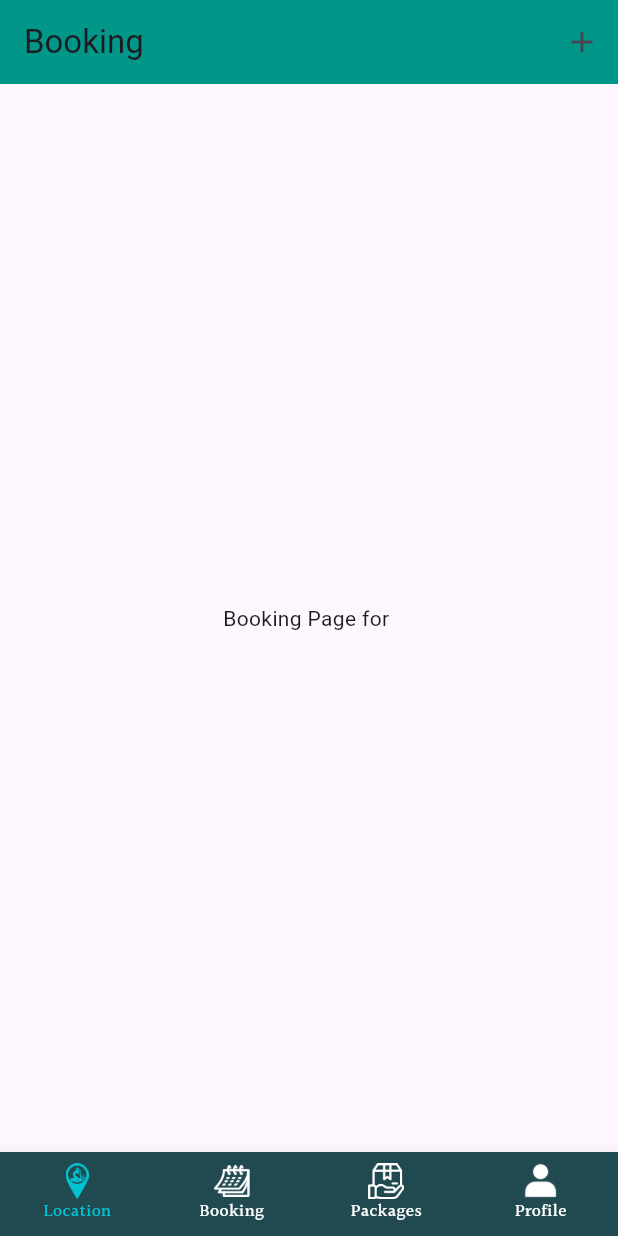
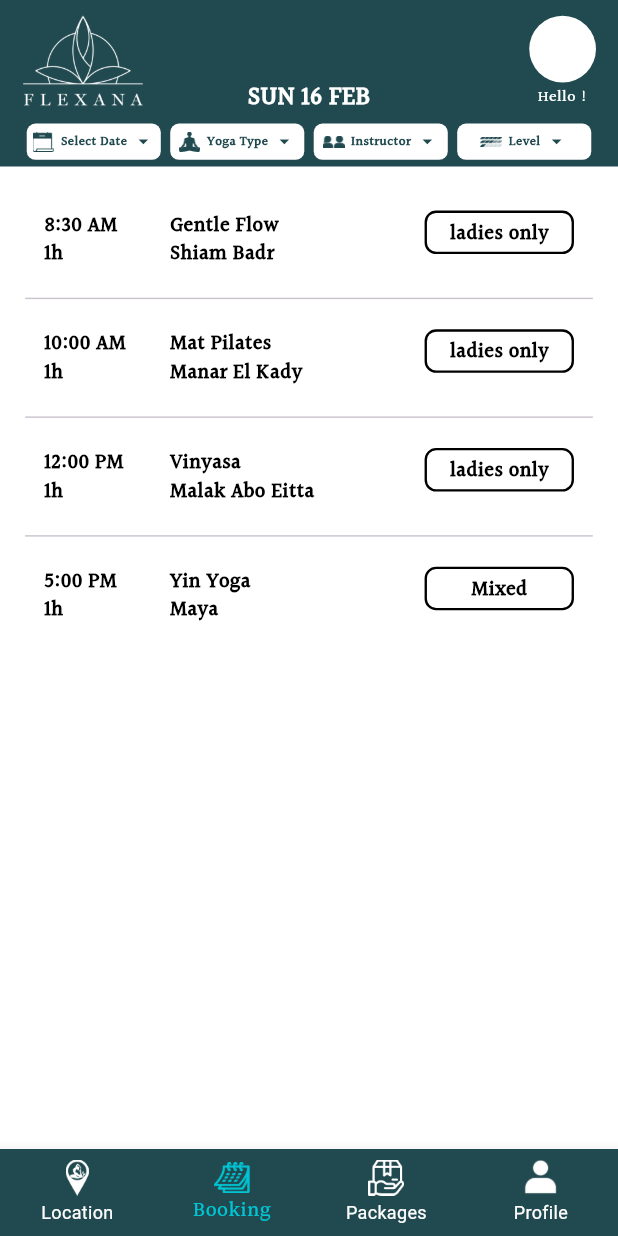
Before and after one commit to MinaMagdy06/Flexana, a Flutter app: the BottomNavScreen screen opened directly with empty values, item 2 of the bottom bar chosen, on a phone screen of 412 x 824 dp. Run offline on Flutter 3.47's test engine with Material 3 defaults, Android fonts, the phone set to English and light mode, and no system bars; our stand-ins replace cloud_firestore, firebase_auth, firebase_core, flutter_bloc, flutter_screenutil; accounts and stored records are empty.

Commit message:
finish booking UI

```diff
--- a/lib/core/theme/Textstyle.dart
+++ b/lib/core/theme/Textstyle.dart
@@ -43,3 +43,33 @@ TextStyle barTextStyle({double? fontSize, Color color = Colors.white}) {
     color: color,
   );
 }
+
+TextStyle barBookingStyle({double? fontSize, Color color = Colors.white}) {
+  return TextStyle(
+    fontFamily: Fontsfamily.fonttextfamily,
+    fontSize: (fontSize ?? 15.sp),
+    fontWeight: FontWeight.bold,
+    color: color,
+  );
+}
+
+TextStyle barBookingTextStyle({double? fontSize, Color color = Colors.white}) {
+  return TextStyle(
+    fontFamily: Fontsfamily.fonttextfamily,
+    fontSize: (fontSize ?? 9.sp),
+    fontWeight: FontWeight.bold,
+    color: AppColors.primarycolor,
+  );
+}
+
+TextStyle classBookingTextStyle({
+  double? fontSize,
+  Color color = Colors.black,
+}) {
+  return TextStyle(
+    fontFamily: Fontsfamily.fonttextfamily,
+    fontSize: (fontSize ?? 14.sp),
+    fontWeight: FontWeight.w800,
+    color: color,
+  );
+}
--- a/lib/core/widgets/custom_app_bar.dart
+++ b/lib/core/widgets/custom_app_bar.dart
@@ -18,7 +18,7 @@ class CustomAppBar extends StatelessWidget {
   @override
   Widget build(BuildContext context) {
     return Container(
-      height: 135.h,
+      height: 130.h,
       decoration: BoxDecoration(color: AppColors.primarycolor),
       child: Padding(
         padding: const EdgeInsets.symmetric(horizontal: 14, vertical: 5),
@@ -37,7 +37,7 @@ class CustomAppBar extends StatelessWidget {
                         mainAxisAlignment: MainAxisAlignment.center,
                         children: [
                           CircleAvatar(
-                            maxRadius: 23,
+                            maxRadius: 23.r,
                             backgroundColor: Colors.white,
                           ),
                           Text(
@@ -51,7 +51,7 @@ class CustomAppBar extends StatelessWidget {
                 ),
               ),
             ),
-            Text(title, style: barTextStyle()), // 👈 ده اللي هيتغير
+            Text(title, style: barTextStyle()),
           ],
         ),
       ),
--- a/lib/features/Home/presentation/screens/booking_screen.dart
+++ b/lib/features/Home/presentation/screens/booking_screen.dart
@@ -1,5 +1,9 @@
+import 'package:flexana/features/Home/services/BookingServices/Model/class_model.dart';
+import 'package:flexana/features/Home/services/BookingServices/Model/data_model.dart';
+import 'package:flexana/features/Home/services/BookingServices/widgets/booking_appbar.dart';
 import 'package:flexana/features/auth/data/user_model.dart';
 import 'package:flutter/material.dart';
+import 'package:flutter_screenutil/flutter_screenutil.dart';
 
 class BookingScreen extends StatefulWidget {
   final AppUser currentUser;
@@ -14,14 +18,17 @@ class _BookingScreenState extends State<BookingScreen> {
   @override
   Widget build(BuildContext context) {
     return Scaffold(
-      appBar: AppBar(
-        // 👈 هنا مختلف
-        backgroundColor: Colors.teal,
-        title: Text("Booking"),
-        actions: [IconButton(onPressed: () {}, icon: Icon(Icons.add))],
+      backgroundColor: Colors.white,
+      appBar: PreferredSize(
+        preferredSize: const Size.fromHeight(111),
+        child: BookingAppbar(
+          currentUser: widget.currentUser,
+          title: "SUN 16 FEB",
+        ),
       ),
-      body: Center(
-        child: Text("Booking Page for ${widget.currentUser.firstName}"),
+      body: Padding(
+        padding: EdgeInsets.all(8.w),
+        child: ClassesList(classes: classes),
       ),
     );
   }
--- a/lib/features/Home/presentation/screens/packges_screen.dart
+++ b/lib/features/Home/presentation/screens/packges_screen.dart
@@ -19,7 +19,7 @@ class _PackagesScreenState extends State<PackagesScreen> {
         preferredSize: Size.fromHeight(135),
         child: CustomAppBar(
           currentUser: widget.currentUser,
-          title: "My Packages",
+          title: "Our Packages",
         ),
       ),
       body: Center(
--- a/lib/features/Home/presentation/widgets/button_nav_bar.dart
+++ b/lib/features/Home/presentation/widgets/button_nav_bar.dart
@@ -1,5 +1,5 @@
 import 'package:flexana/core/theme/Colors.dart';
-import 'package:flexana/core/theme/Textstyle.dart';
+import 'package:flexana/core/theme/FontsFamily.dart';
 import 'package:flexana/features/Home/presentation/screens/booking_screen.dart';
 import 'package:flexana/features/Home/presentation/screens/location_screen.dart';
 import 'package:flexana/features/Home/presentation/screens/packges_screen.dart';
@@ -31,12 +31,12 @@ class _BottomNavScreenState extends State<BottomNavScreen> {
     return Scaffold(
       body: IndexedStack(index: _currentIndex, children: screens),
       bottomNavigationBar: BottomNavigationBar(
+        currentIndex: _currentIndex,
         type: BottomNavigationBarType.fixed,
         selectedItemColor: AppColors.scondcolor,
         unselectedItemColor: Colors.white,
         backgroundColor: AppColors.primarycolor,
-        selectedLabelStyle: barIconStyle(),
-        unselectedLabelStyle: barIconStyle(),
+        selectedLabelStyle: TextStyle(fontFamily: Fontsfamily.fonttextfamily),
         onTap: (index) {
           setState(() {
             _currentIndex = index;
@@ -44,19 +44,31 @@ class _BottomNavScreenState extends State<BottomNavScreen> {
         },
         items: [
           BottomNavigationBarItem(
-            icon: ImageIcon(AssetImage('assets/Icons/locations_icon.png')),
+            icon: ImageIcon(
+              AssetImage('assets/Icons/locations_icon.png'),
+              color: _currentIndex == 0 ? AppColors.scondcolor : Colors.white,
+            ),
             label: "Location",
           ),
           BottomNavigationBarItem(
-            icon: ImageIcon(AssetImage('assets/Icons/Booking_icon.png')),
+            icon: ImageIcon(
+              AssetImage('assets/Icons/Booking_icon.png'),
+              color: _currentIndex == 1 ? AppColors.scondcolor : Colors.white,
+            ),
             label: "Booking",
           ),
           BottomNavigationBarItem(
-            icon: ImageIcon(AssetImage('assets/Icons/Backages_Icon.png')),
+            icon: ImageIcon(
+              AssetImage('assets/Icons/Backages_Icon.png'),
+              color: _currentIndex == 2 ? AppColors.scondcolor : Colors.white,
+            ),
             label: "Packages",
           ),
           BottomNavigationBarItem(
-            icon: ImageIcon(AssetImage('assets/Icons/profile_icon.png')),
+            icon: ImageIcon(
+              AssetImage('assets/Icons/profile_icon.png'),
+              color: _currentIndex == 3 ? AppColors.scondcolor : Colors.white,
+            ),
             label: "Profile",
           ),
         ],
--- /dev/null
+++ b/lib/features/Home/services/BookingServices/Model/class_model.dart
@@ -0,0 +1,86 @@
+import 'package:flexana/core/theme/Textstyle.dart';
+import 'package:flutter/material.dart';
+import 'package:flutter_screenutil/flutter_screenutil.dart';
+
+class ClassItem {
+  final String time;
+  final String duration;
+  final String title;
+  final String instructor;
+  final String type; // ladies only, mixed
+
+  ClassItem({
+    required this.time,
+    required this.duration,
+    required this.title,
+    required this.instructor,
+    required this.type,
+  });
+}
+
+class ClassesList extends StatelessWidget {
+  final List<ClassItem> classes;
+
+  const ClassesList({super.key, required this.classes});
+
+  @override
+  Widget build(BuildContext context) {
+    return ListView.separated(
+      padding: EdgeInsets.all(8.w),
+      itemCount: classes.length,
+      separatorBuilder: (_, __) => Divider(thickness: 1.h),
+      itemBuilder: (context, index) {
+        final item = classes[index];
+
+        return Container(
+          padding: EdgeInsets.all(12.w),
+          decoration: BoxDecoration(color: Colors.white),
+          child: Row(
+            crossAxisAlignment: CrossAxisAlignment.start,
+            children: [
+              // Time + Duration
+              SizedBox(
+                width: 70.w,
+                child: Column(
+                  crossAxisAlignment: CrossAxisAlignment.start,
+                  children: [
+                    Text(item.time, style: classBookingTextStyle()),
+                    Text(item.duration, style: classBookingTextStyle()),
+                  ],
+                ),
+              ),
+              SizedBox(width: 10.w),
+              // Title + Instructor
+              Expanded(
+                child: Column(
+                  crossAxisAlignment: CrossAxisAlignment.start,
+                  children: [
+                    Text(item.title, style: classBookingTextStyle()),
+                    Text(item.instructor, style: classBookingTextStyle()),
+                  ],
+                ),
+              ),
+              // Badge
+              Container(
+                width: 95.w,
+                height: 30.h,
+                padding: EdgeInsets.symmetric(horizontal: 10.w, vertical: 4.h),
+                decoration: BoxDecoration(
+                  border: Border.all(color: Colors.black, width: 1.5.w),
+                  borderRadius: BorderRadius.circular(8.r),
+                ),
+                child: Center(
+                  child: Text(
+                    item.type,
+                    style: classBookingTextStyle(),
+                    maxLines: 1,
+                  ),
+                ),
+              ),
+            ],
+          ),
+        );
+      },
+    );
+  }
+}
--- /dev/null
+++ b/lib/features/Home/services/BookingServices/Model/data_model.dart
@@ -0,0 +1,32 @@
+import 'package:flexana/features/Home/services/BookingServices/Model/class_model.dart';
+
+final List<ClassItem> classes = [
+  ClassItem(
+    time: "8:30 AM",
+    duration: "1h",
+    title: "Gentle Flow",
+    instructor: "Shiam Badr",
+    type: "ladies only",
+  ),
+  ClassItem(
+    time: "10:00 AM",
+    duration: "1h",
+    title: "Mat Pilates",
+    instructor: "Manar El Kady",
+    type: "ladies only",
+  ),
+  ClassItem(
+    time: "12:00 PM",
+    duration: "1h",
+    title: "Vinyasa",
+    instructor: "Malak Abo Eitta",
+    type: "ladies only",
+  ),
+  ClassItem(
+    time: "5:00 PM",
+    duration: "1h",
+    title: "Yin Yoga",
+    instructor: "Maya",
+    type: "Mixed",
+  ),
+];
--- /dev/null
+++ b/lib/features/Home/services/BookingServices/cubit/logic.dart
@@ -0,0 +1,12 @@
+import 'package:flexana/features/Home/services/BookingServices/cubit/state.dart';
+import 'package:flutter_bloc/flutter_bloc.dart';
+
+class FilterCubit extends Cubit<FilterState> {
+  FilterCubit() : super(const FilterState());
+
+  void changeDate(String date) => emit(state.copyWith(date: date));
+  void changeYogaType(String type) => emit(state.copyWith(yogaType: type));
+  void changeInstructor(String instructor) =>
+      emit(state.copyWith(instructor: instructor));
+  void changeLevel(String level) => emit(state.copyWith(level: level));
+}
--- /dev/null
+++ b/lib/features/Home/services/BookingServices/cubit/state.dart
@@ -0,0 +1,27 @@
+class FilterState {
+  final String date;
+  final String yogaType;
+  final String instructor;
+  final String level;
+
+  const FilterState({
+    this.date = "",
+    this.yogaType = "",
+    this.instructor = "",
+    this.level = "",
+  });
+
+  FilterState copyWith({
+    String? date,
+    String? yogaType,
+    String? instructor,
+    String? level,
+  }) {
+    return FilterState(
+      date: date ?? this.date,
+      yogaType: yogaType ?? this.yogaType,
+      instructor: instructor ?? this.instructor,
+      level: level ?? this.level,
+    );
+  }
+}
--- /dev/null
+++ b/lib/features/Home/services/BookingServices/widgets/booking_appbar.dart
@@ -0,0 +1,94 @@
+import 'package:flexana/core/theme/Colors.dart';
+import 'package:flexana/core/theme/Textstyle.dart';
+import 'package:flexana/core/utils/assets_data.dart';
+import 'package:flexana/features/Home/services/BookingServices/widgets/filter_button.dart';
+import 'package:flexana/features/auth/data/user_model.dart';
+import 'package:flutter/material.dart';
+import 'package:flutter_screenutil/flutter_screenutil.dart';
+
+class BookingAppbar extends StatelessWidget implements PreferredSizeWidget {
+  final AppUser currentUser;
+  final String title;
+
+  const BookingAppbar({
+    super.key,
+    required this.currentUser,
+    required this.title,
+  });
+
+  /// خلي الـ preferredSize دايمًا مساوي أو أكبر من محتوى الـ AppBar
+  @override
+  Size get preferredSize => Size.fromHeight(160.h);
+
+  @override
+  Widget build(BuildContext context) {
+    return AppBar(
+      backgroundColor: AppColors.primarycolor,
+      automaticallyImplyLeading: false,
+      elevation: 0,
+      toolbarHeight: 160.h,
+      flexibleSpace: SafeArea(
+        child: Padding(
+          padding: EdgeInsets.symmetric(horizontal: 14.w),
+          child: Stack(
+            alignment: Alignment.topCenter,
+            children: [
+              Column(
+                crossAxisAlignment: CrossAxisAlignment.start,
+                children: [
+                  Row(
+                    children: [
+                      AssetsData.AppbarLogo(context),
+                      const Spacer(),
+                      Column(
+                        mainAxisAlignment: MainAxisAlignment.center,
+                        children: [
+                          CircleAvatar(
+                            maxRadius: 23.r,
+                            backgroundColor: Colors.white,
+                          ),
+                          SizedBox(height: 2.h),
+                          Text(
+                            'Hello ${currentUser.firstName}!',
+                            style: barIconStyle().copyWith(fontSize: 11.sp),
+                          ),
+                        ],
+                      ),
+                    ],
+                  ),
+
+                  Row(
+                    mainAxisAlignment: MainAxisAlignment.spaceBetween,
+                    children: [
+                      FilterButton(
+                        text: 'Select Date',
+                        iconPath: 'assets/Icons/selectDate_icon.png',
+                      ),
+                      FilterButton(
+                        text: 'Yoga Type',
+                        iconPath: 'assets/Icons/yogaType_icon.png',
+                      ),
+                      FilterButton(
+                        text: 'Instructor',
+                        iconPath: 'assets/Icons/instructor_icon.png',
+                      ),
+                      FilterButton(
+                        text: 'Level',
+                        iconPath: 'assets/Icons/level_icon.png',
+                      ),
+                    ],
+                  ),
+                ],
+              ),
+
+              Positioned(
+                top: 55.h,
+                child: Text(title, style: barTextStyle()),
+              ),
+            ],
+          ),
+        ),
+      ),
+    );
+  }
+}
--- /dev/null
+++ b/lib/features/Home/services/BookingServices/widgets/filter_button.dart
@@ -0,0 +1,82 @@
+import 'package:flexana/core/theme/Textstyle.dart';
+import 'package:flutter/material.dart';
+import 'package:flutter_screenutil/flutter_screenutil.dart';
+import 'package:flexana/core/theme/Colors.dart';
+
+class FilterButton extends StatefulWidget {
+  final String text;
+  final String iconPath; // PNG path
+  final VoidCallback? onTap;
+
+  const FilterButton({
+    super.key,
+    required this.text,
+    required this.iconPath,
+    this.onTap,
+  });
+
+  @override
+  State<FilterButton> createState() => _FilterButtonState();
+}
+
+class _FilterButtonState extends State<FilterButton> {
+  bool isOpen = false;
+
+  void _toggleOpen() {
+    setState(() {
+      isOpen = !isOpen;
+    });
+    if (widget.onTap != null) widget.onTap!();
+  }
+
+  @override
+  Widget build(BuildContext context) {
+    return Expanded(
+      child: GestureDetector(
+        onTap: _toggleOpen,
+        child: Container(
+          height: 25.h,
+
+          margin: EdgeInsets.symmetric(horizontal: 3.w),
+          padding: EdgeInsets.symmetric(horizontal: 1.w),
+          decoration: BoxDecoration(
+            color: Colors.white,
+            borderRadius: BorderRadius.circular(6.r),
+          ),
+          child: Row(
+            mainAxisAlignment: MainAxisAlignment.center,
+            children: [
+              /// أيقونة PNG
+              Image.asset(
+                widget.iconPath,
+                width: 14.w,
+                height: 14.h,
+                color: AppColors.primarycolor,
+              ),
+
+              SizedBox(width: 4.w),
+
+              /// النص
+              Flexible(
+                child: Text(
+                  widget.text,
+                  overflow: TextOverflow.ellipsis,
+                  style: barBookingTextStyle(),
+                ),
+              ),
+
+              SizedBox(width: 3.w),
+
+              /// السهم (يتغير حسب الحالة)
+              Icon(
+                isOpen ? Icons.arrow_drop_up : Icons.arrow_drop_down,
+                size: 16.sp,
+                color: AppColors.primarycolor,
+              ),
+            ],
+          ),
+        ),
+      ),
+    );
+  }
+}
--- a/pubspec.yaml
+++ b/pubspec.yaml
@@ -38,6 +38,7 @@ dependencies:
   firebase_core: ^4.0.0
   firebase_auth: ^6.0.1
   cloud_firestore: ^6.0.0
+  flutter_bloc: ^9.1.1
 
 dev_dependencies:
   flutter_test:
```
Also changed, not shown: assets/Icons/4.png (deleted), assets/Icons/instructor_icon.png (added), assets/Icons/level_icon.png (added), assets/Icons/login_button.png (deleted), assets/Icons/selectDate_icon.png (added), assets/Icons/yogaType_icon.png (added), pubspec.lock.
